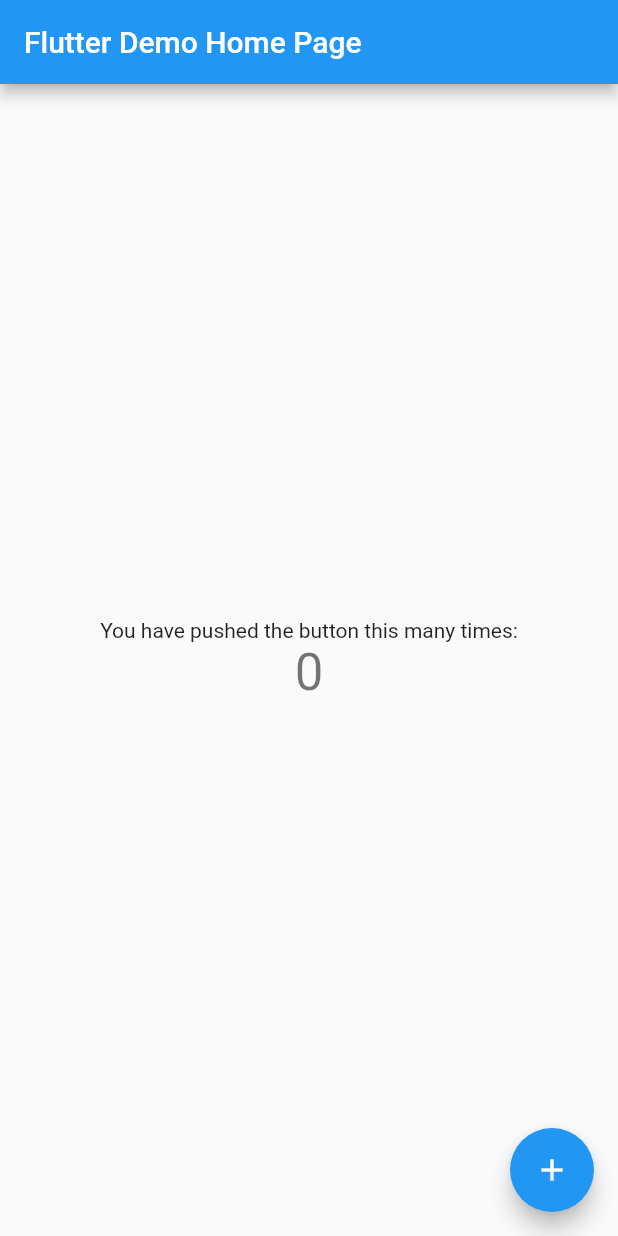
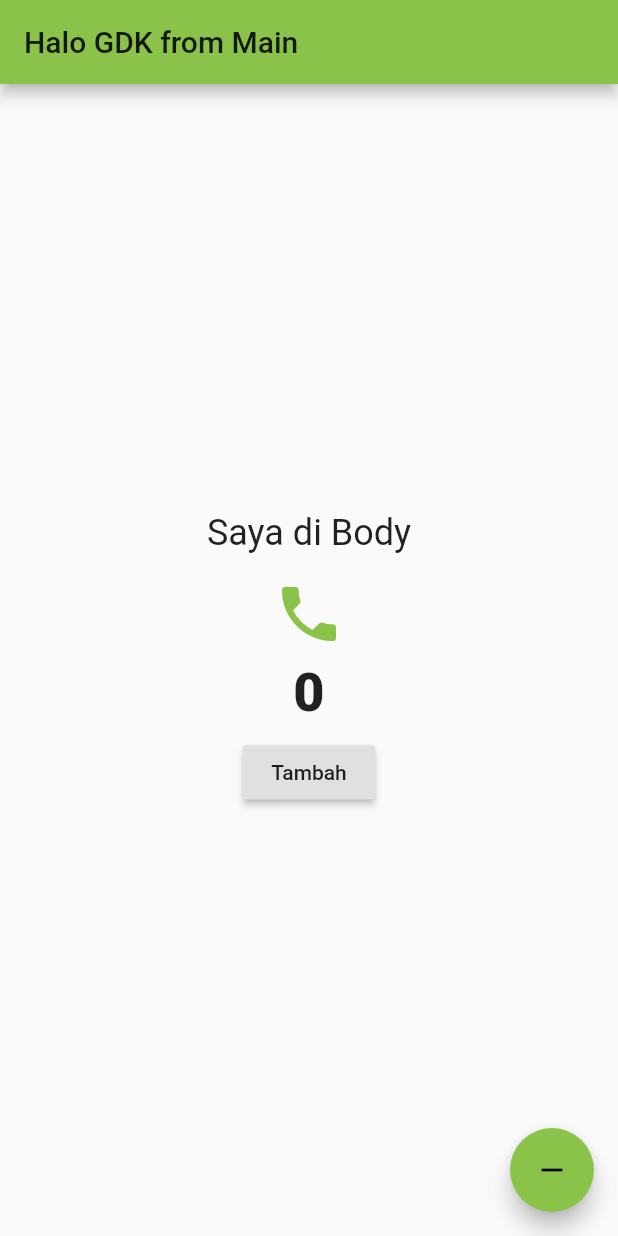
Before and after one commit to hidrodixtion/GDK-Flutter-Masterclass, a Flutter app: the screen it shows after launch, on a phone screen of 412 x 824 dp. Run offline on Flutter 3.47's test engine with Material 2 defaults, Android fonts, the phone set to English and light mode, and no system bars.

Commit message:
gdk meetup 2

```diff
--- /dev/null
+++ b/lib/gdk_page.dart
@@ -0,0 +1,75 @@
+import 'package:flutter/material.dart';
+
+import 'package:gdk_flutter/second_page.dart';
+
+import 'package:gdk_flutter/widget_angka.dart';
+
+class GdkPage extends StatefulWidget {
+  final String title;
+
+  GdkPage(this.title);
+
+  @override
+  GdkPageState createState() {
+    return new GdkPageState();
+  }
+}
+
+class GdkPageState extends State<GdkPage> {
+  var angka = 0;
+
+  void _setAngka(int value) {
+    setState(() {
+      angka = value;
+    });
+  }
+
+  void _openSecondPage() {
+    Navigator.push(
+      context,
+      MaterialPageRoute(
+        builder: (context) => SecondPage(),
+      ),
+    );
+  }
+
+  @override
+  Widget build(BuildContext context) {
+    return Scaffold(
+      appBar: AppBar(
+        title: Text(widget.title),
+      ),
+      body: Center(
+        child: Column(
+          mainAxisAlignment: MainAxisAlignment.center,
+          children: <Widget>[
+            Padding(
+              padding: const EdgeInsets.only(bottom: 16.0),
+              child: Text(
+                "Saya di Body",
+                style: TextStyle(fontSize: 24),
+              ),
+            ),
+            Icon(
+              Icons.phone,
+              size: 48,
+              color: Theme.of(context).primaryColor,
+            ),
+            WidgetAngka(
+              angka,
+              () => _setAngka(0),
+            ),
+            RaisedButton(
+              onPressed: () => _setAngka(angka + 1),
+              child: Text("Tambah"),
+            ),
+          ],
+        ),
+      ),
+      floatingActionButton: FloatingActionButton(
+        onPressed: () => _openSecondPage(),
+        child: Icon(Icons.remove),
+      ),
+    );
+  }
+}
--- a/lib/main.dart
+++ b/lib/main.dart
@@ -1,4 +1,6 @@
 import 'package:flutter/material.dart';
+
+import 'package:gdk_flutter/gdk_page.dart';
 
 void main() => runApp(
   MyApp()
@@ -11,103 +13,9 @@ class MyApp extends StatelessWidget {
     return MaterialApp(
       title: 'Flutter Demo',
       theme: ThemeData(
-        // This is the theme of your application.
-        //
-        // Try running your application with "flutter run". You'll see the
-        // application has a blue toolbar. Then, without quitting the app, try
-        // changing the primarySwatch below to Colors.green and then invoke
-        // "hot reload" (press "r" in the console where you ran "flutter run",
-        // or simply save your changes to "hot reload" in a Flutter IDE).
-        // Notice that the counter didn't reset back to zero; the application
-        // is not restarted.
-        primarySwatch: Colors.blue,
+        primarySwatch: Colors.lightGreen,
       ),
-      home: MyHomePage(title: 'Flutter Demo Home Page'),
+      home: GdkPage("Halo GDK from Main"),
     );
   }
 }
-
-class MyHomePage extends StatefulWidget {
-  MyHomePage({Key key, this.title}) : super(key: key);
-
-  // This widget is the home page of your application. It is stateful, meaning
-  // that it has a State object (defined below) that contains fields that affect
-  // how it looks.
-
-  // This class is the configuration for the state. It holds the values (in this
-  // case the title) provided by the parent (in this case the App widget) and
-  // used by the build method of the State. Fields in a Widget subclass are
-  // always marked "final".
-
-  final String title;
-
-  @override
-  _MyHomePageState createState() => _MyHomePageState();
-}
-
-class _MyHomePageState extends State<MyHomePage> {
-  int _counter = 0;
-
-  void _incrementCounter() {
-    setState(() {
-      // This call to setState tells the Flutter framework that something has
-      // changed in this State, which causes it to rerun the build method below
-      // so that the display can reflect the updated values. If we changed
-      // _counter without calling setState(), then the build method would not be
-      // called again, and so nothing would appear to happen.
-      _counter++;
-    });
-  }
-
-  @override
-  Widget build(BuildContext context) {
-    // This method is rerun every time setState is called, for instance as done
-    // by the _incrementCounter method above.
-    //
-    // The Flutter framework has been optimized to make rerunning build methods
-    // fast, so that you can just rebuild anything that needs updating rather
-    // than having to individually change instances of widgets.
-    return Scaffold(
-      appBar: AppBar(
-        // Here we take the value from the MyHomePage object that was created by
-        // the App.build method, and use it to set our appbar title.
-        title: Text(widget.title),
-      ),
-      body: Center(
-        // Center is a layout widget. It takes a single child and positions it
-        // in the middle of the parent.
-        child: Column(
-          // Column is also layout widget. It takes a list of children and
-          // arranges them vertically. By default, it sizes itself to fit its
-          // children horizontally, and tries to be as tall as its parent.
-          //
-          // Invoke "debug painting" (press "p" in the console, choose the
-          // "Toggle Debug Paint" action from the Flutter Inspector in Android
-          // Studio, or the "Toggle Debug Paint" command in Visual Studio Code)
-          // to see the wireframe for each widget.
-          //
-          // Column has various properties to control how it sizes itself and
-          // how it positions its children. Here we use mainAxisAlignment to
-          // center the children vertically; the main axis here is the vertical
-          // axis because Columns are vertical (the cross axis would be
-          // horizontal).
-          mainAxisAlignment: MainAxisAlignment.center,
-          children: <Widget>[
-            Text(
-              'You have pushed the button this many times:',
-            ),
-            Text(
-              '$_counter',
-              style: Theme.of(context).textTheme.display1,
-            ),
-          ],
-        ),
-      ),
-      floatingActionButton: FloatingActionButton(
-        onPressed: _incrementCounter,
-        tooltip: 'Increment',
-        child: Icon(Icons.add),
-      ), // This trailing comma makes auto-formatting nicer for build methods.
-    );
-  }
-}
--- /dev/null
+++ b/lib/widget_angka.dart
@@ -0,0 +1,22 @@
+import 'package:flutter/material.dart';
+
+class WidgetAngka extends StatelessWidget {
+  final int angka;
+  final Function func;
+
+  WidgetAngka(this.angka, this.func);
+
+  @override
+  Widget build(BuildContext context) {
+    return InkWell(
+      onTap: func,
+      child: Padding(
+        padding: const EdgeInsets.all(8.0),
+        child: Text(
+          "$angka",
+          style: TextStyle(fontSize: 36, fontWeight: FontWeight.w800),
+        ),
+      ),
+    );
+  }
+}
--- a/pubspec.yaml
+++ b/pubspec.yaml
@@ -19,6 +19,7 @@ dependencies:
   # The following adds the Cupertino Icons font to your application.
   # Use with the CupertinoIcons class for iOS style icons.
   cupertino_icons: ^0.1.2
+  http: ^0.12.0
 
 dev_dependencies:
   flutter_test:
```
Also changed, not shown: lib/desc_page.dart (added, +25 -0 lines), lib/model/team.dart (added, +7 -0 lines), lib/second_page.dart (added, +80 -0 lines), lib/service.dart (added, +19 -0 lines).
